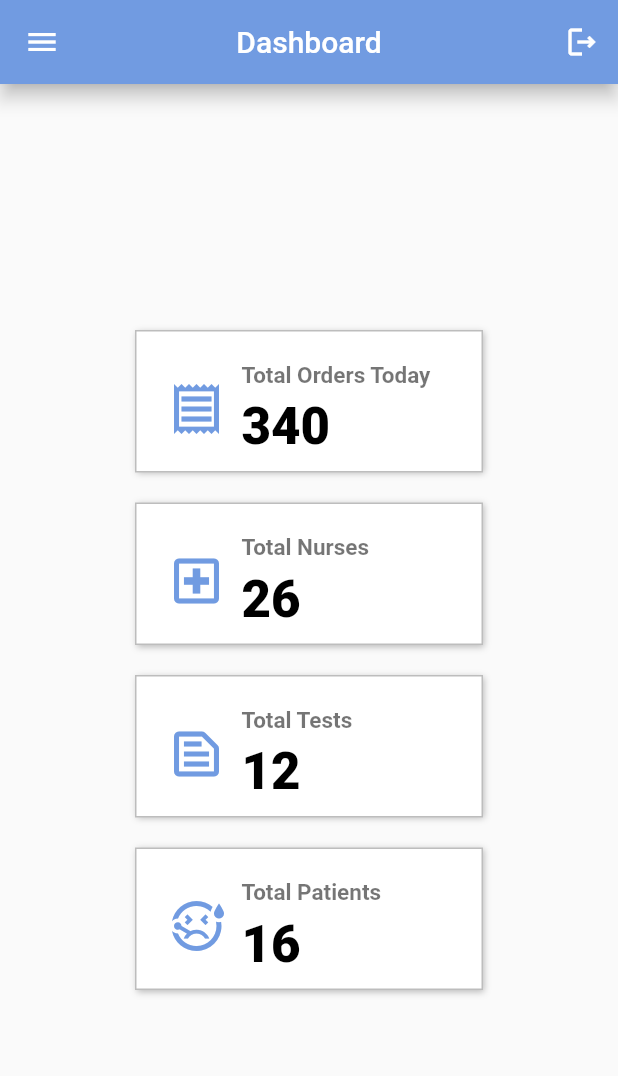
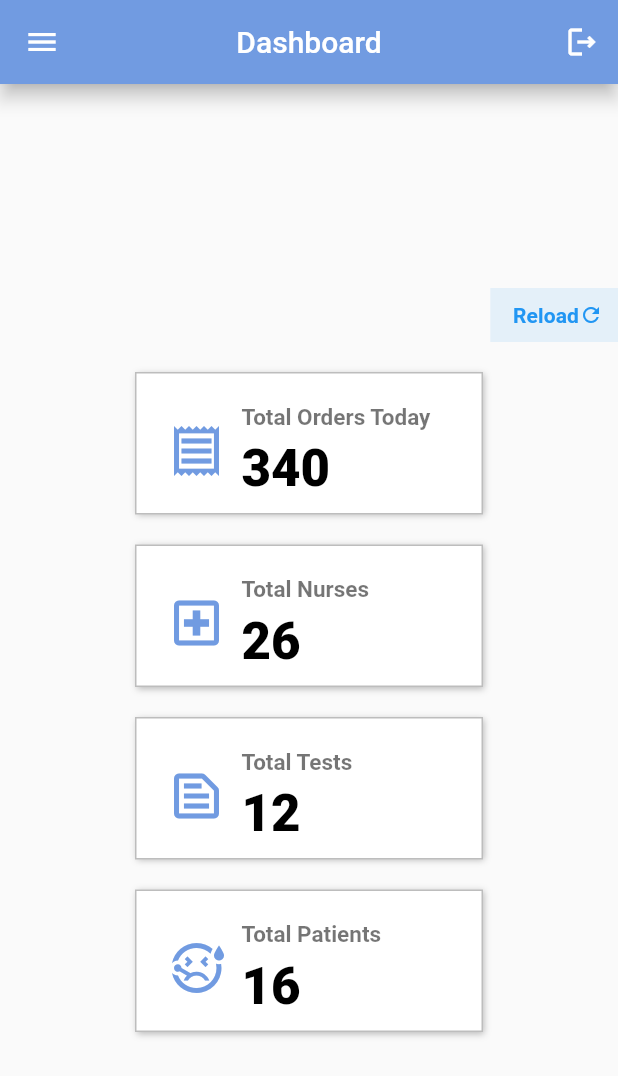
Before and after one commit to anjalivijayan1061/onlinediagnostic_admin, a Flutter app: the HomeScreen screen opened directly, on a phone screen of 412 x 824 dp. Shown: the top 1076 px of the screen. Run offline on Flutter 3.47's test engine with Material 2 defaults, Android fonts, the phone set to English and light mode, and no system bars; our stand-ins replace bloc, flutter_bloc, google_maps_flutter, logger, supabase_flutter; accounts and stored records are empty.

Commit message:
reload button added on dashboard screen , design fix

```diff
--- a/lib/blocs/nurse/nurse_bloc.dart
+++ b/lib/blocs/nurse/nurse_bloc.dart
@@ -17,13 +17,6 @@ class NurseBloc extends Bloc<NurseEvent, NurseState> {
 
       try {
         if (event is GetAllNurseEvent) {
-          // List<dynamic> temp = await supabaseClient.rpc(
-          //   'get_desk_users',
-          //   params: {
-          //     'query': event.query ?? '',
-          //   },
-          // );
-
           List<dynamic> temp = event.query != null
               ? await queryTable
                   .select()
@@ -34,7 +27,7 @@ class NurseBloc extends Bloc<NurseEvent, NurseState> {
           List<User> users =
               await supabaseClient.auth.admin.listUsers(perPage: 1000);
 
-          List<Map<String, dynamic>> desks = temp.map((e) {
+          List<Map<String, dynamic>> nurses = temp.map((e) {
             Map<String, dynamic> element = e as Map<String, dynamic>;
 
             User? user =
@@ -47,7 +40,7 @@ class NurseBloc extends Bloc<NurseEvent, NurseState> {
             return element;
           }).toList();
 
-          emit(NurseSuccessState(nurses: desks));
+          emit(NurseSuccessState(nurses: nurses));
         } else if (event is AddNurseEvent) {
           UserResponse userDetails = await supabaseClient.auth.admin.createUser(
             AdminUserAttributes(
--- a/lib/ui/screens/home_screen.dart
+++ b/lib/ui/screens/home_screen.dart
@@ -61,9 +61,11 @@ class _HomeScreenState extends State<HomeScreen>
       case 4:
         return 'Patient Management';
       case 5:
-        return 'Complaints';
+        return 'Nurses Complaints';
       case 6:
-        return 'Feedbacks';
+        return 'Patients Complaints';
+      case 7:
+        return 'Suggestions';
       default:
         return '';
     }
--- a/lib/ui/screens/home_screen_sections/dashboard_screen.dart
+++ b/lib/ui/screens/home_screen_sections/dashboard_screen.dart
@@ -1,4 +1,5 @@
 import 'package:flutter/material.dart';
+import 'package:onlinediagnostic_admin/ui/widgets/custom_action_button.dart';
 import 'package:onlinediagnostic_admin/ui/widgets/dashcard.dart';
 
 class DashboardScreen extends StatefulWidget {
@@ -17,6 +18,20 @@ class _DashboardScreenState extends State<DashboardScreen> {
         child: Column(
           mainAxisAlignment: MainAxisAlignment.center,
           children: [
+            Row(
+              mainAxisAlignment: MainAxisAlignment.end,
+              children: [
+                CustomActionButton(
+                  mainAxisSize: MainAxisSize.min,
+                  label: 'Reload',
+                  onPressed: () {},
+                  iconData: Icons.refresh_outlined,
+                ),
+              ],
+            ),
+            const SizedBox(
+              height: 20,
+            ),
             Wrap(
               spacing: 20,
               runSpacing: 20,
```
